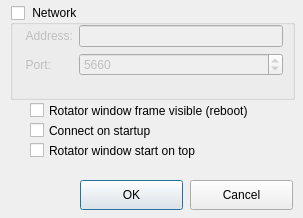
Above: c/openASC_Controller_v2/ui/settingsdialog.ui from thegeek82000/openasc before the change. Below: the same form after it.
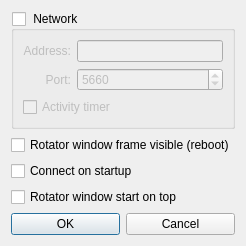
That is the form after the change.

Commit message: - Added an activity timer which disconnects the openASC controller if it has been inactive for 15 minutes - The GUI gets "reset" when you disconnect from the openASC box - Added option to disable the activity timer if running the program locally for compouter control of the openASC box - Removed some debug printouts

The edit to the form file:
```diff
--- a/c/openASC_Controller_v2/ui/settingsdialog.ui
+++ b/c/openASC_Controller_v2/ui/settingsdialog.ui
@@ -6,7 +6,7 @@
    <rect>
     <x>0</x>
     <y>0</y>
-    <width>303</width>
+    <width>230</width>
     <height>218</height>
    </rect>
   </property>
@@ -18,8 +18,8 @@
   </property>
   <property name="minimumSize">
    <size>
-    <width>303</width>
-    <height>218</height>
+    <width>0</width>
+    <height>0</height>
    </size>
   </property>
   <property name="maximumSize">
@@ -31,41 +31,9 @@
   <property name="windowTitle">
    <string>Settings</string>
   </property>
-  <widget class="QPushButton" name="pushButtonOK">
-   <property name="geometry">
-    <rect>
-     <x>80</x>
-     <y>180</y>
-     <width>103</width>
-     <height>30</height>
-    </rect>
-   </property>
-   <property name="text">
-    <string>OK</string>
-   </property>
-  </widget>
-  <widget class="QPushButton" name="pushButtonCancel">
-   <property name="geometry">
-    <rect>
-     <x>190</x>
-     <y>180</y>
-     <width>103</width>
-     <height>30</height>
-    </rect>
-   </property>
-   <property name="text">
-    <string>Cancel</string>
-   </property>
-  </widget>
+  <layout class="QVBoxLayout" name="verticalLayout_3">
+   <item>
   <widget class="QGroupBox" name="groupBoxNetwork">
-   <property name="geometry">
-    <rect>
-     <x>10</x>
-     <y>5</y>
-     <width>285</width>
-     <height>95</height>
-    </rect>
-   </property>
    <property name="title">
     <string> Network </string>
    </property>
@@ -75,16 +43,9 @@
    <property name="checked">
     <bool>false</bool>
    </property>
-   <widget class="QWidget" name="layoutWidget">
-    <property name="geometry">
-     <rect>
-      <x>15</x>
-      <y>20</y>
-      <width>258</width>
-      <height>63</height>
-     </rect>
-    </property>
-    <layout class="QFormLayout" name="formLayout">
+     <layout class="QVBoxLayout" name="verticalLayout_2">
+      <item>
+       <layout class="QGridLayout" name="gridLayout_2">
      <item row="0" column="0">
       <widget class="QLabel" name="labelIP">
        <property name="layoutDirection">
@@ -124,48 +85,62 @@
        </property>
       </widget>
      </item>
-    </layout>
-   </widget>
-  </widget>
+        <item row="2" column="0" colspan="2">
+         <widget class="QCheckBox" name="checkBoxActivityTimer">
+          <property name="text">
+           <string>Activity timer</string>
+          </property>
+         </widget>
+        </item>
+       </layout>
+      </item>
+     </layout>
+    </widget>
+   </item>
+   <item>
+    <layout class="QVBoxLayout" name="verticalLayout">
+     <item>
   <widget class="QCheckBox" name="checkBoxRotatorWindowFrame">
-   <property name="geometry">
-    <rect>
-     <x>30</x>
-     <y>100</y>
-     <width>251</width>
-     <height>21</height>
-    </rect>
-   </property>
    <property name="text">
     <string>Rotator window frame visible (reboot)</string>
    </property>
   </widget>
+     </item>
+     <item>
   <widget class="QCheckBox" name="checkBoxConnectOnStartup">
-   <property name="geometry">
-    <rect>
-     <x>30</x>
-     <y>120</y>
-     <width>251</width>
-     <height>21</height>
-    </rect>
-   </property>
    <property name="text">
     <string>Connect on startup</string>
    </property>
   </widget>
+     </item>
+     <item>
   <widget class="QCheckBox" name="checkBoxRotatorWindowStartOnStop">
-   <property name="geometry">
-    <rect>
-     <x>30</x>
-     <y>140</y>
-     <width>251</width>
-     <height>21</height>
-    </rect>
-   </property>
    <property name="text">
     <string>Rotator window start on top</string>
    </property>
   </widget>
+     </item>
+    </layout>
+   </item>
+   <item>
+    <layout class="QGridLayout" name="gridLayout">
+     <item row="0" column="0">
+      <widget class="QPushButton" name="pushButtonOK">
+       <property name="text">
+        <string>OK</string>
+       </property>
+      </widget>
+     </item>
+     <item row="0" column="1">
+      <widget class="QPushButton" name="pushButtonCancel">
+       <property name="text">
+        <string>Cancel</string>
+       </property>
+      </widget>
+     </item>
+    </layout>
+   </item>
+  </layout>
  </widget>
  <resources/>
  <connections>
```
Lines whose indentation alone changed are shown as unchanged. The commit also changes 7 other files.
